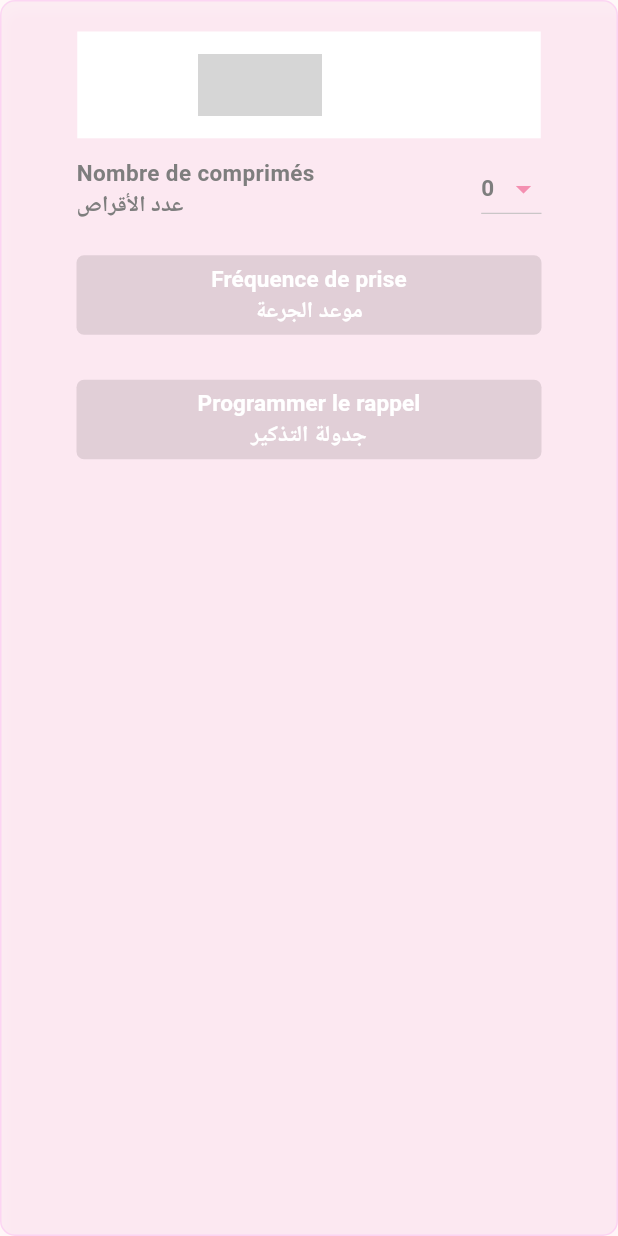
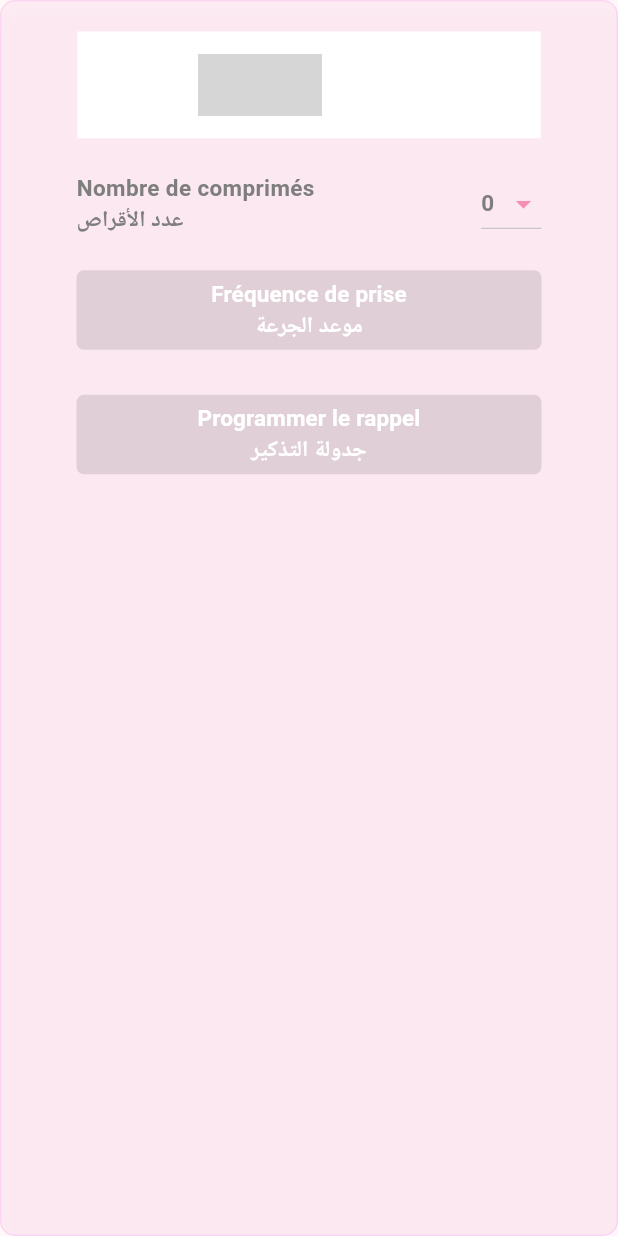
Before and after one commit to hamzaSghaier/lupus, a Flutter app: the MedicamentSection widget shown alone on an empty page, opened directly with empty values, on a phone screen of 412 x 824 dp. Run offline on Flutter 3.47's test engine with Material 3 defaults, Android fonts, the phone set to English and light mode, and no system bars; our stand-ins replace awesome_dialog, awesome_notifications, camera, convex_bottom_bar, flutter_svg, get and 3 more; missing offline and left inert: disable_battery_optimization, reviews_slider, syncfusion_flutter_pdfviewer, webview_flutter_plus, widget_zoom; accounts and stored records are empty; project files that could hold a hidden picture were left out; grey boxes are pictures that could not be loaded.

Commit message:
removed text from medicament card v 1.4.2+6

```diff
--- a/lib/screens/medicaments.dart
+++ b/lib/screens/medicaments.dart
@@ -352,11 +352,12 @@ class MedicamentCard extends StatelessWidget {
               Text(
                 medicamentName,
                 style: const TextStyle(
-                  fontSize: 15,
-                  fontWeight: FontWeight.w700,
+                  fontSize: 20,
+                  fontWeight: FontWeight.w400,
                   color: Color.fromRGBO(126, 126, 126, 1),
                 ),
               ),
+              /*
               Text(
                 prisesParJour,
                 style: const TextStyle(
@@ -365,6 +366,7 @@ class MedicamentCard extends StatelessWidget {
                   color: Color.fromRGBO(126, 126, 126, 1),
                 ),
               ),
+              */
             ],
           ),
         ],
@@ -534,7 +536,7 @@ class _MedicamentSectionState extends State<MedicamentSection> {
             imgPath: widget.imgPath,
             prisesParJour: widget.prisesParJour,
           ),
-          const SizedBox(height: 10),
+          const SizedBox(height: 20),
           Row(
             mainAxisAlignment: MainAxisAlignment.spaceBetween,
             children: [
--- a/pubspec.yaml
+++ b/pubspec.yaml
@@ -2,7 +2,7 @@ name: lupus_app
 description: Application dédiée aux patients lupiques pour les aider à organiser la prise de leurs médicaments et à suivre leurs symptômes.
 publish_to: 'none' # Remove this line if you wish to publish to pub.dev
 
-version: 1.4.1+5
+version: 1.4.2+6
 
 environment:
   sdk: '>=2.19.0 <3.0.0'
```
